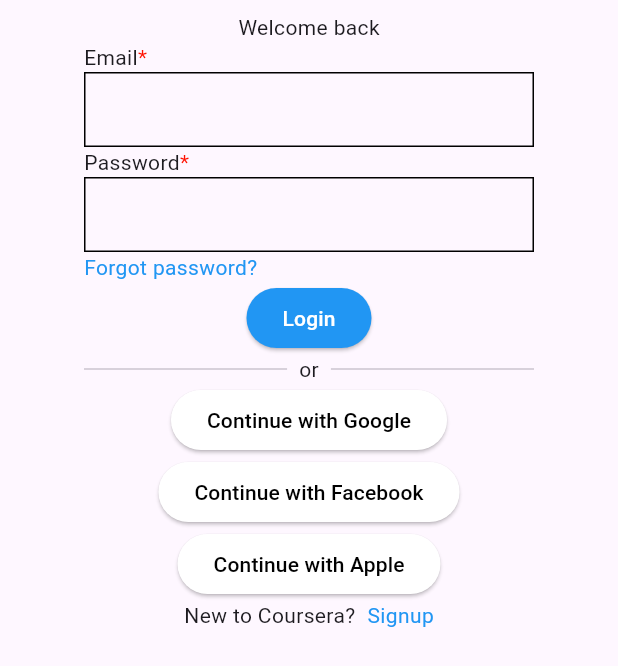
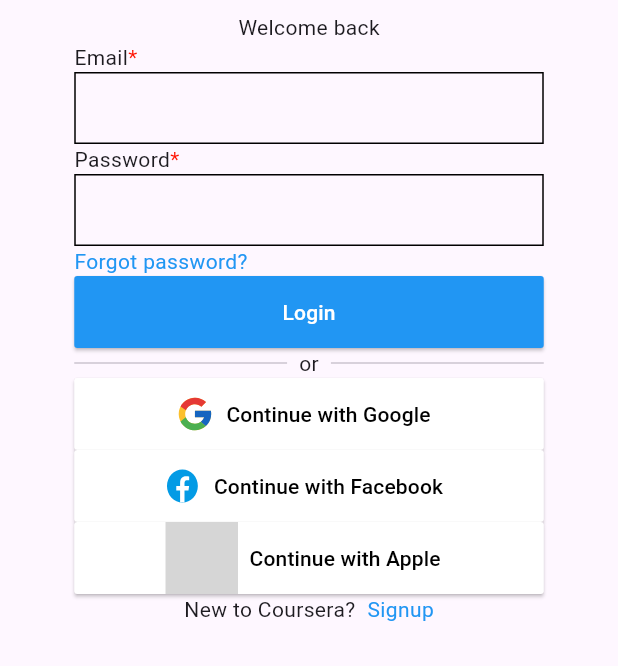
Before and after one commit to Abdul-Hadi-Jalil/flutter-signup-login, a Flutter app: the screen it shows after launch, on a phone screen of 412 x 824 dp. Shown: the top 666 px of the screen. Run offline on Flutter 3.47's test engine with Material 3 defaults, Android fonts, the phone set to English and light mode, and no system bars; our stand-ins replace flutter_svg; grey boxes are pictures that could not be loaded.

Commit message:
Adjust the login page according to the UI design

```diff
--- a/lib/screens/login.dart
+++ b/lib/screens/login.dart
@@ -1,4 +1,5 @@
 import 'package:flutter/material.dart';
+import 'package:flutter_svg/flutter_svg.dart';
 
 class Login extends StatelessWidget {
   const Login({super.key});
@@ -10,7 +11,7 @@ class Login extends StatelessWidget {
         child: Padding(
           padding: const EdgeInsets.all(8),
           child: ConstrainedBox(
-            constraints: BoxConstraints(maxWidth: 300),
+            constraints: BoxConstraints(maxWidth: 313),
             child: Column(
               children: [
                 Text("Welcome back"),
@@ -26,6 +27,8 @@ class Login extends StatelessWidget {
                   ],
                 ),
                 Container(
+                  height: 48,
+                  width: 313,
                   decoration: BoxDecoration(
                     border: Border.all(color: Colors.black),
                   ),
@@ -46,6 +49,8 @@ class Login extends StatelessWidget {
                   ],
                 ),
                 Container(
+                  width: 313,
+                  height: 48,
                   decoration: BoxDecoration(
                     border: Border.all(color: Colors.black),
                   ),
@@ -72,6 +77,10 @@ class Login extends StatelessWidget {
                   },
                   child: Text('Login'),
                   style: ElevatedButton.styleFrom(
+                    shape: RoundedRectangleBorder(
+                      borderRadius: BorderRadius.circular(2),
+                    ),
+                    minimumSize: Size(313, 48),
                     backgroundColor: Colors.blue,
                     foregroundColor: Colors.white,
                   ),
@@ -91,7 +100,26 @@ class Login extends StatelessWidget {
                 ElevatedButton.icon(
                   onPressed: () {},
                   label: Text("Continue with Google"),
+                  icon: SvgPicture.asset('assets/icons/Google.svg'),
                   style: ElevatedButton.styleFrom(
+                    minimumSize: Size(313, 48),
+                    shape: RoundedRectangleBorder(
+                      borderRadius: BorderRadius.circular(2),
+                    ),
+                    foregroundColor: Colors.black,
+                    backgroundColor: Colors.white,
+                  ),
+                ),
+                // Button for user to continue with facebook
+                ElevatedButton.icon(
+                  icon: SvgPicture.asset('assets/icons/Facebook_icon.svg'),
+                  onPressed: () {},
+                  label: Text("Continue with Facebook"),
+                  style: ElevatedButton.styleFrom(
+                    minimumSize: Size(313, 48),
+                    shape: RoundedRectangleBorder(
+                      borderRadius: BorderRadius.circular(2),
+                    ),
                     foregroundColor: Colors.black,
                     backgroundColor: Colors.white,
                   ),
@@ -99,17 +127,13 @@ class Login extends StatelessWidget {
                 // Button for user to continue with facebook
                 ElevatedButton.icon(
                   onPressed: () {},
-                  label: Text("Continue with Facebook"),
-                  style: ElevatedButton.styleFrom(
-                    foregroundColor: Colors.black,
-                    backgroundColor: Colors.white,
-                  ),
-                ),
-                // Button for user to continue with facebook
-                ElevatedButton.icon(
-                  onPressed: () {},
+                  icon: SvgPicture.asset('assets/icons/apple_icon.svg'),
                   label: Text("Continue with Apple"),
                   style: ElevatedButton.styleFrom(
+                    minimumSize: Size(313, 48),
+                    shape: RoundedRectangleBorder(
+                      borderRadius: BorderRadius.circular(2),
+                    ),
                     foregroundColor: Colors.black,
                     backgroundColor: Colors.white,
                   ),
--- a/pubspec.yaml
+++ b/pubspec.yaml
@@ -34,6 +34,7 @@ dependencies:
   # The following adds the Cupertino Icons font to your application.
   # Use with the CupertinoIcons class for iOS style icons.
   cupertino_icons: ^1.0.8
+  flutter_svg: ^2.0.17
 
 dev_dependencies:
   flutter_test:
@@ -56,6 +57,9 @@ flutter:
   # included with your application, so that you can use the icons in
   # the material Icons class.
   uses-material-design: true
+
+  assets:
+    - assets/icons/
 
   # To add assets to your application, add an assets section, like this:
   # assets:
```
Also changed, not shown: assets/icons/Apple_icon.svg (added), assets/icons/Facebook_icon.svg (added), assets/icons/Google.svg (added), pubspec.lock.
